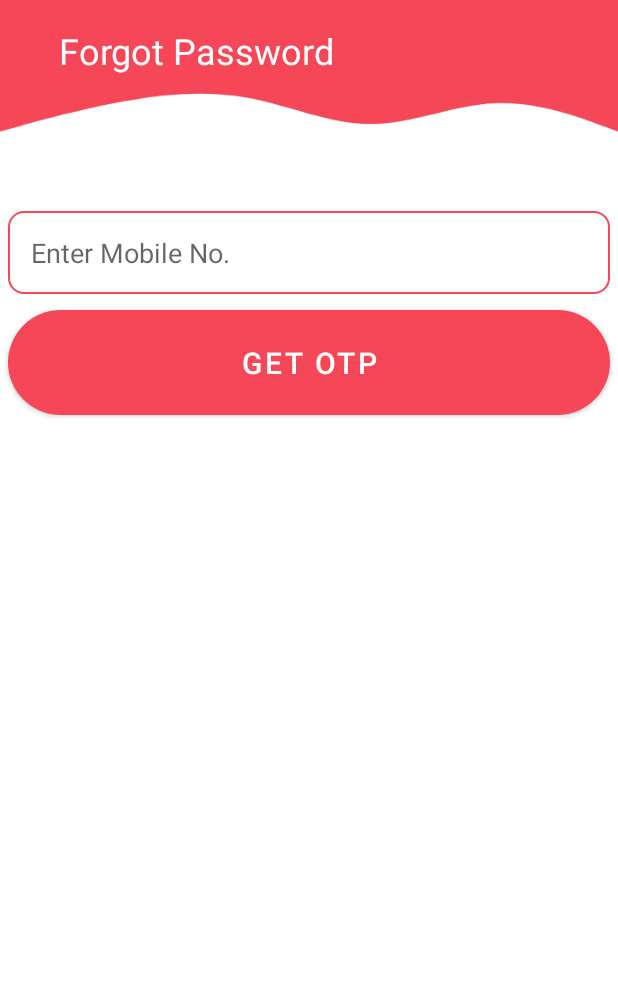
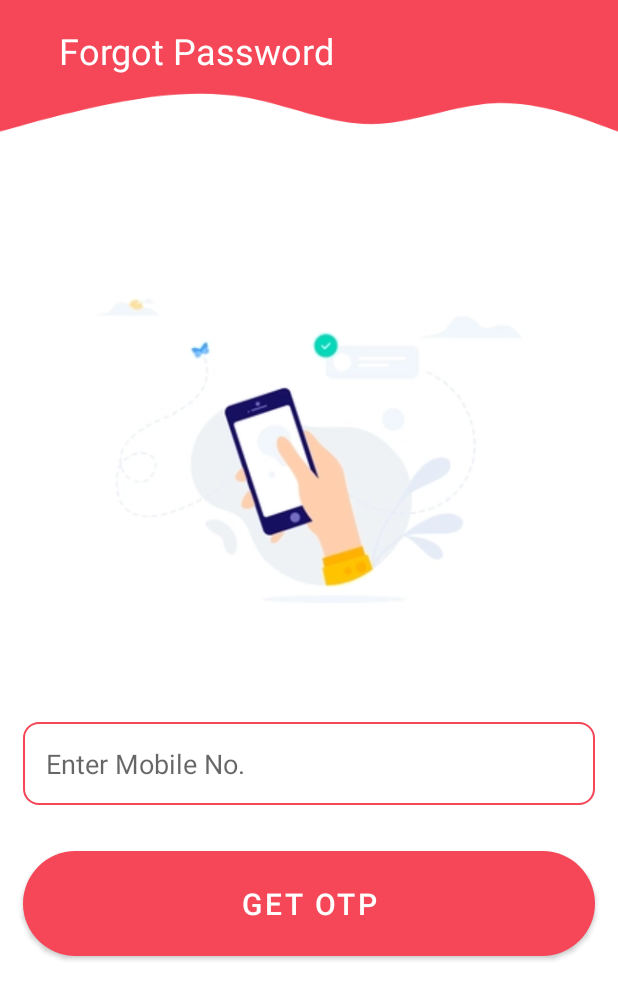
Before and after one commit to MayurNikam989/Reminderapp, an Android app: the screen it shows after launch once a user with an empty profile is signed in (forget_pass), after a tap on "FORGOT PASSWORD?", on a phone screen of 412 x 824 dp. Shown: the top 999 px of the screen. Run offline under Robolectric (Android 15) with nearby library versions, the phone set to English and light mode, and no system bars; our stand-ins replace Firebase (no records; nobody signed in at launch, a user with empty details on screens opened directly); Roboto replaces fonts that are not available here; 1 other tap on this screen came first.

Commit message:
Initial Commit

```diff
--- a/app/src/main/java/com/example/reminderapp/forget_pass.java
+++ b/app/src/main/java/com/example/reminderapp/forget_pass.java
@@ -3,23 +3,40 @@ package com.example.reminderapp;
 import androidx.annotation.NonNull;
 import androidx.appcompat.app.AppCompatActivity;
 
+import android.content.Intent;
 import android.os.Bundle;
+import android.util.Log;
 import android.view.View;
 import android.widget.Button;
 import android.widget.EditText;
 import android.widget.TextView;
 import android.widget.Toast;
 
+import com.google.android.gms.tasks.OnCompleteListener;
+import com.google.android.gms.tasks.Task;
+import com.google.firebase.FirebaseException;
+import com.google.firebase.auth.AuthResult;
+import com.google.firebase.auth.FirebaseAuth;
+import com.google.firebase.auth.PhoneAuthCredential;
+import com.google.firebase.auth.PhoneAuthOptions;
+import com.google.firebase.auth.PhoneAuthProvider;
 import com.google.firebase.database.DataSnapshot;
 import com.google.firebase.database.DatabaseError;
 import com.google.firebase.database.DatabaseReference;
 import com.google.firebase.database.FirebaseDatabase;
 import com.google.firebase.database.ValueEventListener;
 
+import java.util.concurrent.TimeUnit;
+
+
 public class forget_pass extends AppCompatActivity {
     private Button getotp,checkotp;
     private EditText phone,otp;
     private TextView reotp;
+    private PhoneAuthProvider.OnVerificationStateChangedCallbacks callbacks;
+    private FirebaseAuth mAuth;
+    private String mVerificationID;
+    private PhoneAuthProvider.ForceResendingToken mResendToken;
     String mobilepattern = "[0-9]{10}";
     DatabaseReference dbr = FirebaseDatabase.getInstance().getReferenceFromUrl("https://loginra-eafaf-default-rtdb.firebaseio.com/");
 
@@ -29,17 +46,16 @@ public class forget_pass extends AppCompatActivity {
         super.onCreate(savedInstanceState);
         setContentView(R.layout.activity_forget_pass);
          getotp = findViewById(R.id.getotp);
-         checkotp = findViewById(R.id.verifyotp);
          phone = findViewById(R.id.ipmobile);
-         otp = findViewById(R.id.otp);
-         reotp = findViewById(R.id.resendotp);
+         mAuth = FirebaseAuth.getInstance();
+
 
 
          getotp.setOnClickListener(new View.OnClickListener() {
              boolean visible1;
              @Override
              public void onClick(View view) {
-                 String mobile = phone.getText().toString();
+                 final String mobile = phone.getText().toString();
                  if(!mobile.matches(mobilepattern) || mobile.length()==0){
                      phone.setError("Enter correct Mobile");
                      phone.requestFocus();
@@ -48,14 +64,18 @@ public class forget_pass extends AppCompatActivity {
                          @Override
                          public void onDataChange(@NonNull DataSnapshot snapshot) {
                              if(snapshot.hasChild(mobile)){
-                                 visible1 = !visible1;
-                                 checkotp.setVisibility(visible1 ? View.VISIBLE : View.VISIBLE);
-                                 otp.setVisibility(visible1 ? View.VISIBLE : View.VISIBLE);
-                                 reotp.setVisibility(visible1 ? View.VISIBLE : View.VISIBLE);
+                                 Intent intent = new Intent(forget_pass.this,verify_otp.class);
+                                 intent.putExtra("Mobile",mobile);
+                                 startActivity(intent);
+                                 finishAffinity();
                              }else{
                                  Toast.makeText(forget_pass.this, "Mobile No not Registered", Toast.LENGTH_SHORT).show();
                              }
+
                          }
+
+
+
 
                          @Override
                          public void onCancelled(@NonNull DatabaseError error) {
@@ -65,6 +85,11 @@ public class forget_pass extends AppCompatActivity {
                  }
              }
          });
+
+
     }
 
+
+
+
 }
--- a/app/src/main/java/com/example/reminderapp/splash_scr.java
+++ b/app/src/main/java/com/example/reminderapp/splash_scr.java
@@ -33,7 +33,7 @@ public class splash_scr extends AppCompatActivity {
             @Override
             public void run() {
                 try {
-                    sleep(4000);
+                    sleep(1500);
                 }catch (Exception e){
                     e.printStackTrace();
                 }finally {
--- a/app/src/main/res/anim/anim2.xml
+++ b/app/src/main/res/anim/anim2.xml
@@ -1,7 +1,7 @@
 <?xml version="1.0" encoding="utf-8"?>
 <set xmlns:android="http://schemas.android.com/apk/res/android">
 <translate
-    android:duration = "2000"
+    android:duration = "1400"
     android:fromXDelta="0%"
     android:fromYDelta="100%"
     android:toXDelta="0%"
--- a/app/src/main/res/anim/top.xml
+++ b/app/src/main/res/anim/top.xml
@@ -1,7 +1,7 @@
 <?xml version="1.0" encoding="utf-8"?>
 <set xmlns:android="http://schemas.android.com/apk/res/android">
 <translate
-    android:duration = "2000"
+    android:duration = "1400"
     android:fromXDelta="0%"
     android:fromYDelta="-50%"
     />
--- a/app/src/main/res/layout/activity_forget_pass.xml
+++ b/app/src/main/res/layout/activity_forget_pass.xml
@@ -55,11 +55,18 @@
             android:layout_height="match_parent"
             android:orientation="vertical">
 
+            <ImageView
+                android:id="@+id/imageView4"
+                android:layout_width="wrap_content"
+                android:layout_height="wrap_content"
+                android:padding="15dp"
+                app:srcCompat="@drawable/mo" />
+
             <EditText
                 android:id="@+id/ipmobile"
                 android:layout_width="match_parent"
                 android:layout_height="wrap_content"
-                android:layout_margin="5dp"
+                android:layout_margin="15dp"
                 android:layout_marginEnd="0dp"
                 android:layout_marginRight="0dp"
                 android:background="@drawable/mainmenu"
@@ -77,63 +84,13 @@
                 android:id="@+id/getotp"
                 android:layout_width="match_parent"
                 android:layout_height="wrap_content"
-                android:layout_margin="5dp"
+                android:layout_margin="15dp"
                 android:background="@drawable/round_button"
                 android:padding="15dp"
                 android:text="Get OTP"
                 android:textColor="@color/white"
                 android:textSize="20sp" />
 
-            <EditText
-                android:id="@+id/otp"
-                android:layout_width="match_parent"
-                android:layout_height="wrap_content"
-                android:layout_marginStart="5dp"
-                android:layout_marginLeft="5dp"
-                android:layout_marginTop="5dp"
-                android:layout_marginEnd="5dp"
-                android:layout_marginRight="5dp"
-                android:layout_marginBottom="5dp"
-                android:background="@drawable/mainmenu"
-                android:ems="10"
-                android:hint="Enter OTP"
-                android:inputType="number"
-                android:padding="15dp"
-                android:visibility="gone"
-                android:textSize="18dp"
-                app:layout_constraintEnd_toEndOf="parent"
-                app:layout_constraintStart_toStartOf="parent"
-                app:layout_constraintTop_toBottomOf="@+id/textView14" />
-
-            <Button
-                android:id="@+id/verifyotp"
-                android:layout_width="match_parent"
-                android:layout_height="wrap_content"
-                android:layout_marginStart="5dp"
-                android:layout_marginLeft="5dp"
-                android:layout_marginEnd="5dp"
-                android:layout_marginRight="5dp"
-                android:background="@drawable/round_button"
-                android:padding="15dp"
-                android:text="Verify OTP"
-                android:textColor="@color/white"
-                android:textSize="20sp"
-                android:visibility="gone"
-                app:backgroundTint="@color/primary"
-                app:layout_constraintEnd_toEndOf="parent"
-                app:layout_constraintStart_toStartOf="parent"
-                app:layout_constraintTop_toBottomOf="@+id/otp" />
-
-            <TextView
-                android:id="@+id/resendotp"
-                android:layout_width="match_parent"
-                android:layout_height="wrap_content"
-                android:layout_margin="5dp"
-                android:gravity="center"
-                android:visibility="gone"
-                android:padding="10dp"
-                android:text="Resend OTP"
-                android:textColor="@color/primary" />
         </LinearLayout>
     </ScrollView>
 
```
Also changed, not shown: app/src/main/AndroidManifest.xml (+12 -7 lines), app/src/main/java/com/example/reminderapp/MainActivity.java (+8 -3 lines), app/src/main/java/com/example/reminderapp/home.java (+9 -5 lines), app/src/main/java/com/example/reminderapp/reset_pass.java (added, +67 -0 lines), app/src/main/java/com/example/reminderapp/verify_otp.java (added, +129 -0 lines), app/src/main/res/layout/activity_home.xml (+5 -6 lines), app/src/main/res/layout/activity_main.xml (+4 -5 lines), app/src/main/res/layout/activity_reset_pass.xml (added, +98 -0 lines), app/src/main/res/layout/activity_verify_otp.xml (added, +87 -0 lines), app/src/main/res/drawable-v24/mo.webp (added), app/src/main/res/drawable-v24/otp.jpg (added), app/src/main/res/drawable-v24/rp.jpg (added).
